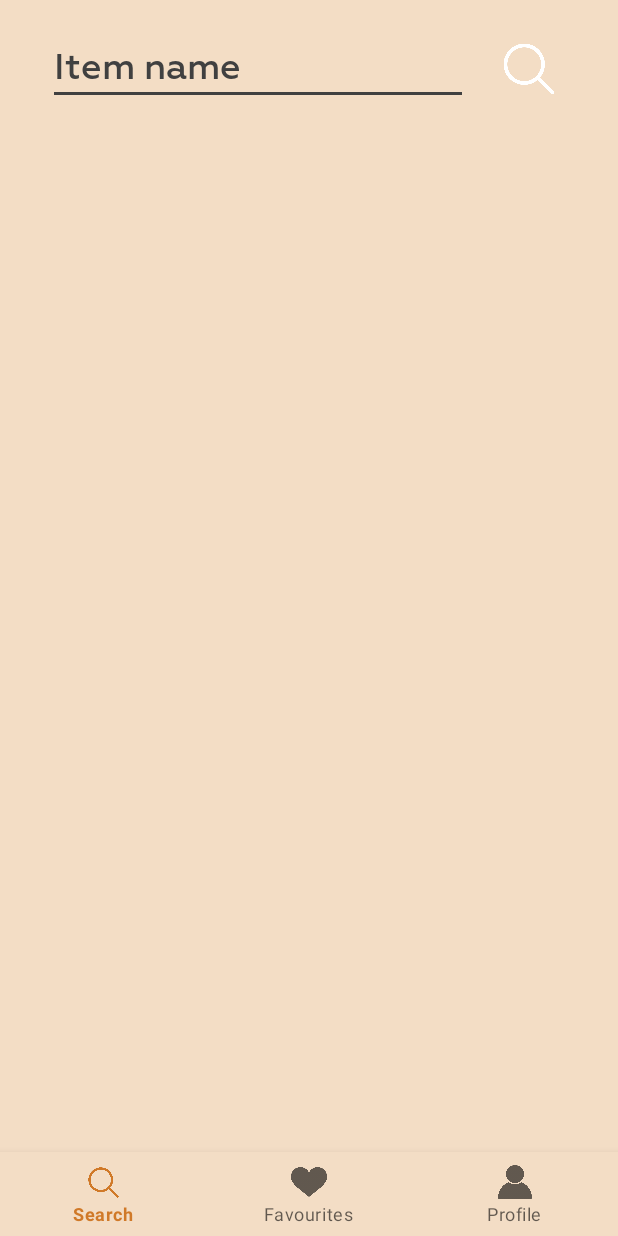
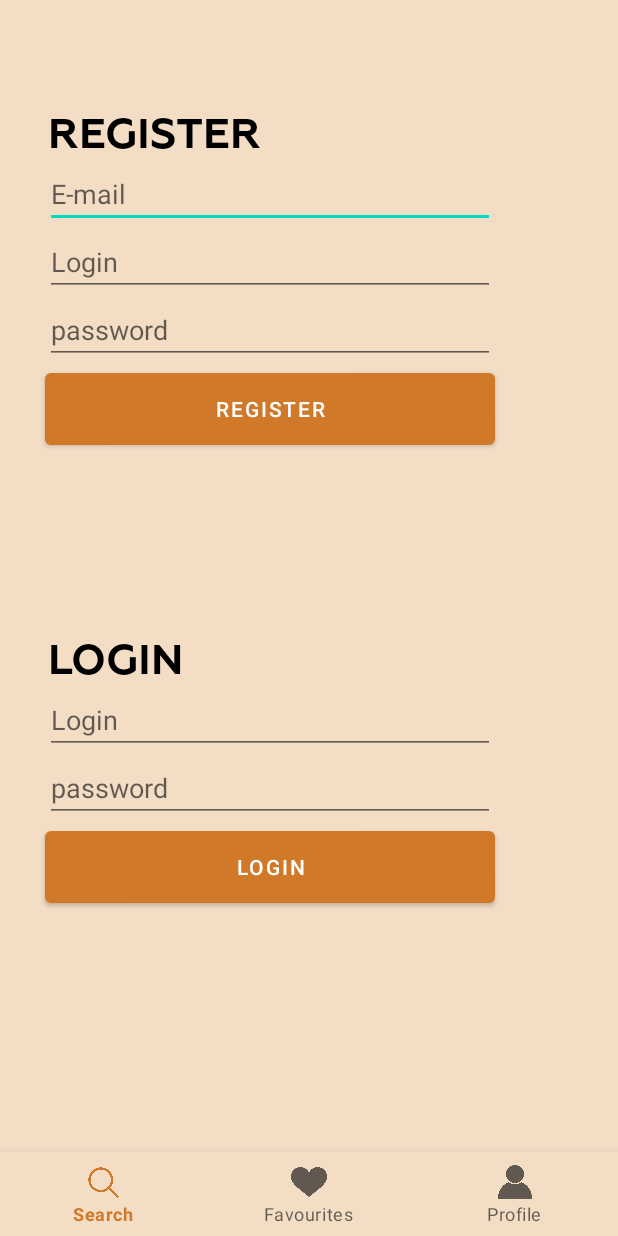
Before and after one commit to BulatXXX/EFT-App, an Android app: the screen it shows after launch (MainActivity), on a phone screen of 412 x 824 dp. Run offline under Robolectric (Android 15) with nearby library versions, the phone set to English and light mode, and no system bars; our stand-ins replace Dagger/Hilt's generated code, Room's generated code, navigation-ui; 3 statements that could not run were skipped.

Commit message:
Added layout for testing and dependencies.

```diff
--- a/app/build.gradle
+++ b/app/build.gradle
@@ -5,6 +5,7 @@
     id 'androidx.navigation.safeargs.kotlin'
     id 'kotlin-kapt'
     id 'com.google.dagger.hilt.android'
+    id 'com.google.gms.google-services'
 }
 
 android {
@@ -40,6 +41,7 @@
 }
 
 dependencies {
+    implementation 'com.google.firebase:firebase-auth:22.0.0'
     def room_version = "2.5.0"
 
     implementation "androidx.room:room-runtime:$room_version"
@@ -83,6 +85,11 @@
     implementation "com.squareup.retrofit2:converter-gson:2.9.0"
     implementation "com.squareup.retrofit2:converter-scalars:2.7.1"
 
+    //Coroutines
+    implementation 'org.jetbrains.kotlinx:kotlinx-coroutines-play-services:1.1.1'
+
+    implementation 'org.jetbrains.kotlinx:kotlinx-coroutines-core:1.7.1'
+    implementation 'org.jetbrains.kotlinx:kotlinx-coroutines-android:1.7.1'
 }
 kapt {
     correctErrorTypes true
--- a/app/src/main/AndroidManifest.xml
+++ b/app/src/main/AndroidManifest.xml
@@ -18,7 +18,7 @@
         tools:targetApi="31">
         <activity
             android:name=".MainActivity"
-            android:windowSoftInputMode="adjustResize"
+            android:windowSoftInputMode="adjustPan"
             android:exported="true">
             <intent-filter>
                 <action android:name="android.intent.action.MAIN" />
--- /dev/null
+++ b/app/src/main/java/com/example/kotlinpracticemirea/fragments/LoginFragment.kt
@@ -0,0 +1,35 @@
+package com.example.kotlinpracticemirea.fragments
+
+import android.os.Bundle
+import androidx.fragment.app.Fragment
+import android.view.LayoutInflater
+import android.view.View
+import android.view.ViewGroup
+import com.example.kotlinpracticemirea.R
+import com.example.kotlinpracticemirea.databinding.FragmentLoginBinding
+
+
+class LoginFragment : Fragment() {
+
+    private var _binding: FragmentLoginBinding? = null
+    private val binding get() = _binding!!
+    override fun onCreateView(
+        inflater: LayoutInflater, container: ViewGroup?,
+        savedInstanceState: Bundle?
+    ): View? {
+        _binding = FragmentLoginBinding.inflate(inflater,container,false)
+        return binding.root
+    }
+
+    override fun onViewCreated(view: View, savedInstanceState: Bundle?) {
+        super.onViewCreated(view, savedInstanceState)
+
+    }
+
+    override fun onDestroy() {
+        super.onDestroy()
+        _binding = null
+    }
+
+
+}
--- /dev/null
+++ b/app/src/main/res/layout/fragment_login.xml
@@ -0,0 +1,87 @@
+<?xml version="1.0" encoding="utf-8"?>
+<androidx.constraintlayout.widget.ConstraintLayout xmlns:android="http://schemas.android.com/apk/res/android"
+    xmlns:app="http://schemas.android.com/apk/res-auto"
+    xmlns:tools="http://schemas.android.com/tools"
+    android:layout_width="match_parent"
+    android:layout_height="match_parent"
+    tools:context=".fragments.LoginFragment">
+
+    <LinearLayout
+        android:layout_width="match_parent"
+        android:layout_height="wrap_content"
+        android:orientation="vertical"
+        app:layout_constraintBottom_toBottomOf="parent"
+        app:layout_constraintEnd_toEndOf="parent"
+        app:layout_constraintHorizontal_bias="0.0"
+        app:layout_constraintStart_toStartOf="parent"
+        app:layout_constraintTop_toTopOf="parent"
+        app:layout_constraintVertical_bias="0.246">
+
+        <TextView
+            style="@style/Heading1"
+            android:layout_width="wrap_content"
+            android:layout_height="wrap_content"
+            android:text="REGISTER" />
+
+        <com.google.android.material.textfield.TextInputEditText
+            android:id="@+id/reg_email"
+            android:layout_width="300dp"
+            android:layout_height="wrap_content"
+            android:layout_marginStart="30dp"
+            android:hint="E-mail" />
+
+        <com.google.android.material.textfield.TextInputEditText
+            android:id="@+id/reg_login"
+            android:layout_width="300dp"
+            android:layout_height="wrap_content"
+            android:layout_marginStart="30dp"
+            android:hint="Login" />
+
+        <com.google.android.material.textfield.TextInputEditText
+            android:id="@+id/reg_pass"
+            android:layout_width="300dp"
+            android:layout_height="wrap_content"
+            android:layout_marginStart="30dp"
+            android:hint="password" />
+
+        <com.google.android.material.button.MaterialButton
+            android:id="@+id/reg_btn"
+            android:layout_width="300dp"
+            android:layout_height="60dp"
+            android:layout_marginStart="30dp"
+            android:text="register" />
+
+        <Space
+            android:layout_width="wrap_content"
+            android:layout_height="100dp"
+            />
+        <TextView
+            style="@style/Heading1"
+            android:layout_width="wrap_content"
+            android:layout_height="wrap_content"
+            android:text="LOGIN" />
+
+
+        <com.google.android.material.textfield.TextInputEditText
+            android:id="@+id/log_login"
+            android:layout_width="300dp"
+            android:layout_height="wrap_content"
+            android:layout_marginStart="30dp"
+            android:hint="Login" />
+
+        <com.google.android.material.textfield.TextInputEditText
+            android:id="@+id/log_pass"
+            android:layout_width="300dp"
+            android:layout_height="wrap_content"
+            android:layout_marginStart="30dp"
+            android:hint="password" />
+
+        <com.google.android.material.button.MaterialButton
+            android:id="@+id/log_btn"
+            android:layout_width="300dp"
+            android:layout_height="60dp"
+            android:layout_marginStart="30dp"
+            android:text="login" />
+    </LinearLayout>
+
+</androidx.constraintlayout.widget.ConstraintLayout>
--- a/app/src/main/res/navigation/navgraph.xml
+++ b/app/src/main/res/navigation/navgraph.xml
@@ -3,7 +3,7 @@
     xmlns:app="http://schemas.android.com/apk/res-auto"
     xmlns:tools="http://schemas.android.com/tools"
     android:id="@+id/navgraph"
-    app:startDestination="@id/searchFragment">
+    app:startDestination="@id/loginFragment2">
 
     <fragment
         android:id="@+id/notesFragment"
@@ -43,4 +43,9 @@
         android:name="com.example.kotlinpracticemirea.fragments.SettingsFragment"
         android:label="fragment_settings"
         tools:layout="@layout/fragment_settings" />
+    <fragment
+        android:id="@+id/loginFragment2"
+        android:name="com.example.kotlinpracticemirea.fragments.LoginFragment"
+        android:label="fragment_login"
+        tools:layout="@layout/fragment_login" />
 </navigation>
--- a/build.gradle
+++ b/build.gradle
@@ -2,6 +2,7 @@
 buildscript {
     dependencies {
         classpath "androidx.navigation:navigation-safe-args-gradle-plugin:2.5.3"
+        classpath 'com.google.gms:google-services:4.4.1'
     }
 }
 plugins {
```
Also changed, not shown: 1 other file.
